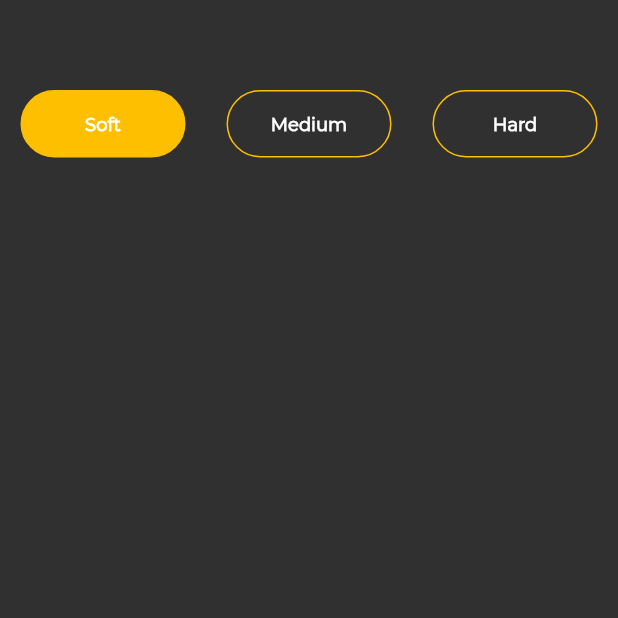
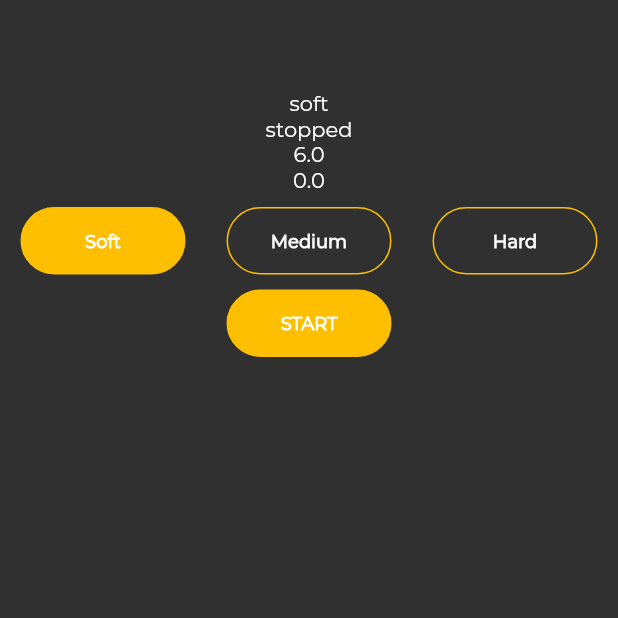
Before and after one commit to RaphaelVasconcelos/eggs, a Flutter app: the screen it shows after launch, after a tap on "Soft", on a phone screen of 412 x 824 dp, the top half of it. Run offline on Flutter 3.47's test engine with Material 2 defaults, Android fonts, the phone set to English and light mode, and no system bars; our stand-ins replace flare_flutter.

Commit message:
Linkando botoes de ação com tempo de preparo dos ovos

```diff
--- a/lib/blocs/app.bloc.dart
+++ b/lib/blocs/app.bloc.dart
@@ -22,7 +22,7 @@ class AppBloc extends ChangeNotifier {
       case "soft":
         {
           selected = "soft";
-          time = 5.0 * 60.0;
+          time = 0.1 * 60.0;
           notifyListeners();
           return;
         }
@@ -61,7 +61,7 @@ class AppBloc extends ChangeNotifier {
 
   stop() {
     timer.cancel();
-    state = "stoped";
+    state = "stopped";
     seconds = 0;
     percent = 0;
     notifyListeners();
--- a/lib/pages/home.page.dart
+++ b/lib/pages/home.page.dart
@@ -1,10 +1,13 @@
-import 'package:eggs/widgets/button.widget.dart';
+import 'package:eggs/blocs/app.bloc.dart';
+import 'package:eggs/widgets/action-buttons.widget.dart';
 import 'package:eggs/widgets/type-buttons.widget.dart';
 import 'package:flutter/material.dart';
+import 'package:provider/provider.dart';
 
 class HomePage extends StatelessWidget {
   @override
   Widget build(BuildContext context) {
+    final bloc = Provider.of<AppBloc>(context);
     return Scaffold(
       body: Container(
         child: Column(
@@ -12,9 +15,21 @@ class HomePage extends StatelessWidget {
             SizedBox(
               height: 60,
             ),
+            Text(bloc.selected),
+            Text(bloc.state),
+            Text(bloc.time.toString()),
+            Text(bloc.seconds.toString()),
+            SizedBox(
+              height: 10,
+            ),
             TypeButtons(),
+            SizedBox(
+              height: 10,
+            ),
+            ActionButtons(),
           ],
-      )),
+        ),
+      ),
     );
   }
 }
--- /dev/null
+++ b/lib/widgets/action-buttons.widget.dart
@@ -0,0 +1,39 @@
+import 'package:eggs/blocs/app.bloc.dart';
+import 'package:flutter/material.dart';
+import 'package:provider/provider.dart';
+
+import 'button.widget.dart';
+
+class ActionButtons extends StatelessWidget {
+  @override
+  Widget build(BuildContext context) {
+    final bloc = Provider.of<AppBloc>(context);
+
+    switch (bloc.state) {
+      case "stopped":
+        return Button(
+          label: "START",
+          selected: true,
+          callback: bloc.start,
+        );
+      case "cooking":
+        return Button(
+          label: "STOP",
+          selected: true,
+          callback: bloc.stop,
+        );
+      case "done":
+        return Button(
+          label: "ALL DONE",
+          selected: true,
+          callback: bloc.reset,
+        );
+      default:
+        return Button(
+          label: "START",
+          selected: true,
+          callback: bloc.start,
+        );
+    }
+  }
+}
```
Lines whose indentation alone changed are shown as unchanged.
